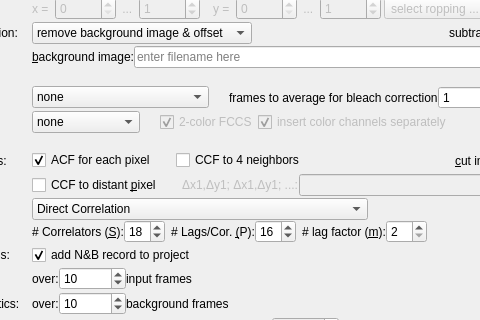
Qt form plugins/imagingfcs/qfrdrimagingfcscorrelationdialog.ui (jkriege2/QuickFit3) before a commit; both pictures show x 193 to 673 and y 222 to 542 of the 1102 by 868 pixel window.
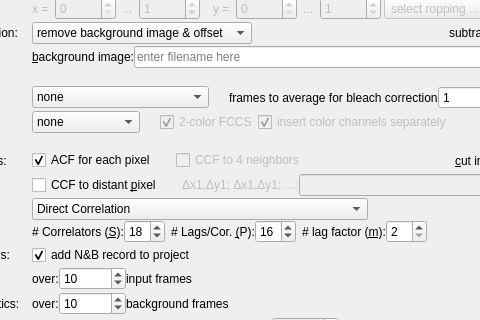
The same form after that commit. Icons and pictures are not drawn. Custom widgets are drawn as their Qt base class.

Patch:
```diff
--- a/plugins/imagingfcs/qfrdrimagingfcscorrelationdialog.ui
+++ b/plugins/imagingfcs/qfrdrimagingfcscorrelationdialog.ui
@@ -1392,6 +1392,9 @@
                </item>
                <item>
                 <widget class="QCheckBox" name="chkCCF">
+                 <property name="enabled">
+                  <bool>false</bool>
+                 </property>
                  <property name="text">
                   <string>CCF to 4 neighbors</string>
                  </property>
```
